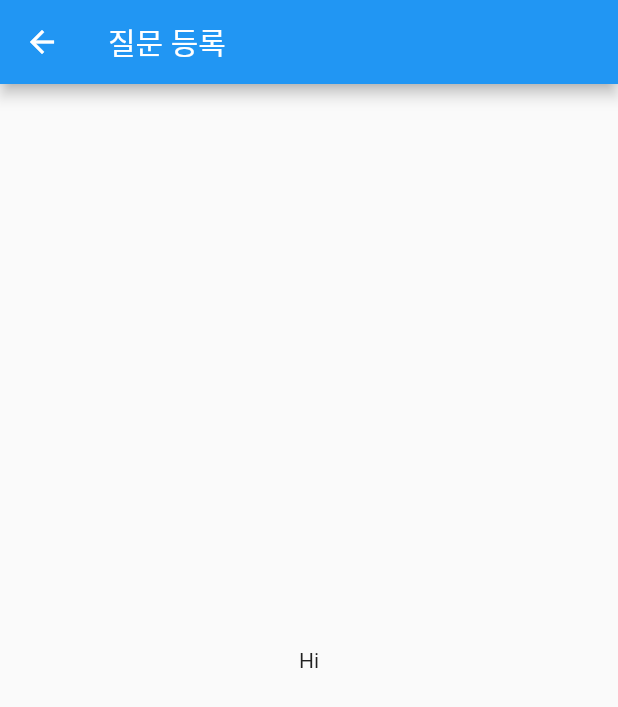
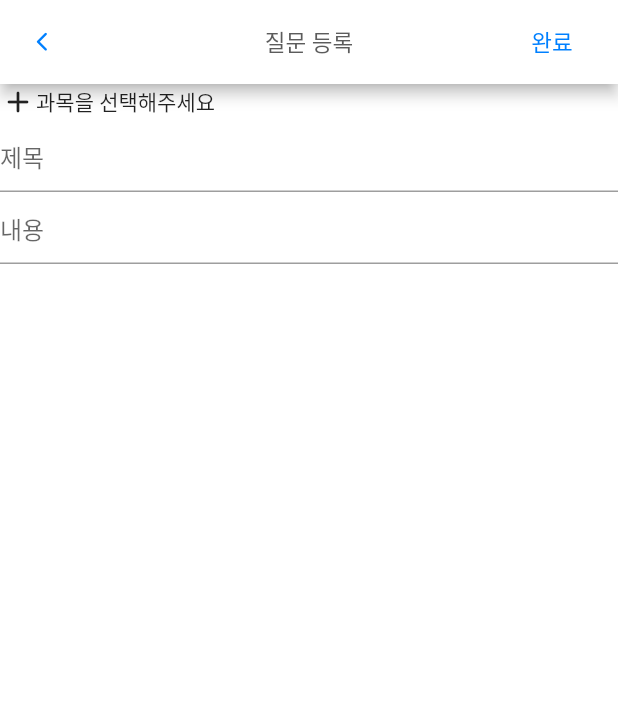
Before and after one commit to AnJW-HGU/2021CRASummer, a Flutter app: the AddPostPage screen opened directly, on a phone screen of 412 x 824 dp. Shown: the top 707 px of the screen. Run offline on Flutter 3.47's test engine with Material 2 defaults, Android fonts, the phone set to English and light mode, and no system bars; our stand-ins replace flutter_screenutil, get, hexcolor; Roboto replaces fonts that are missing (Barun).

Commit message:
feat: Add subButton and textField to AddPostPage
I haven't gotten advice from BoardPage yet, so I've pre-arranged the
development framework for AddPostPage. This is because development can
be done conveniently if the foundation is established.

```diff
--- a/lib/Category/addPost_page.dart
+++ b/lib/Category/addPost_page.dart
@@ -20,16 +20,100 @@ class _AddPostPageState extends State<AddPostPage> {
       designSize: Size(411.4, 683.4),
       builder: () {
         return Scaffold(
+          backgroundColor: Colors.white,
+
           appBar: AppBar(
+            backgroundColor: Colors.white,
+            centerTitle: true,
             title: Text(
-              "질문 등록"
-            )
+              "질문 등록",
+              style: TextStyle(
+                color: grayColor1,
+                fontSize: 15.sp,
+                fontWeight: FontWeight.w300,
+              ),
+            ),
+
+            // 뒤로가기 버튼
+            leading: IconButton(
+              color: themeColor1,
+              icon: Icon(Icons.arrow_back_ios_new_rounded),
+              tooltip: "Back Button",
+              iconSize: 15.w,
+              onPressed: () {
+                Get.back();
+              },
+            ),
+
+            // 완료 버튼
+            actions: [
+              FlatButton(
+                onPressed: () {
+                  Get.back();
+                },
+                child: Text(
+                  "완료",
+                  style: TextStyle(
+                    color: themeColor1,
+                    fontFamily: "Barun",
+                    fontSize: 15.sp,
+                    fontWeight: FontWeight.w300,
+                  ),
+                ),
+                // 버튼 누를 때 색이 약간 바뀌는 효과
+                shape: CircleBorder(
+                  side: BorderSide(
+                    color: Colors.transparent,
+                  )
+                ),
+              ),
+            ],
           ),
           body: SafeArea(
-            child: Center(
-              child: Text(
-                "Hi"
-              ),
+            child: Column(
+              children: [
+                // 과목 검색 버튼
+                Container(
+                  child: Row(
+                    children: [
+                      Icon(
+                        Icons.add_rounded,
+                      ),
+                      Text(
+                          "과목을 선택해주세요"
+                      ),
+                    ],
+                  ),
+                ),
+
+                // 제목과 내용을 입력하는 필드
+                Container(
+                  child: Column(
+                    children: [
+                      // 제목 적는 곳
+                      TextField(
+                        decoration: InputDecoration(
+                          border: UnderlineInputBorder(),
+                          hintText: "제목",
+                          hintStyle: TextStyle(
+                            fontFamily: "Barun",
+                          ),
+                        ),
+                      ),
+
+                      // 내용 적는 곳
+                      TextField(
+                        decoration: InputDecoration(
+                          hintText: "내용",
+                          hintStyle: TextStyle(
+                            fontFamily: "Barun",
+                          ),
+                        ),
+                      ),
+                    ],
+                  ),
+                ),
+              ],
             ),
           ),
         );
```
